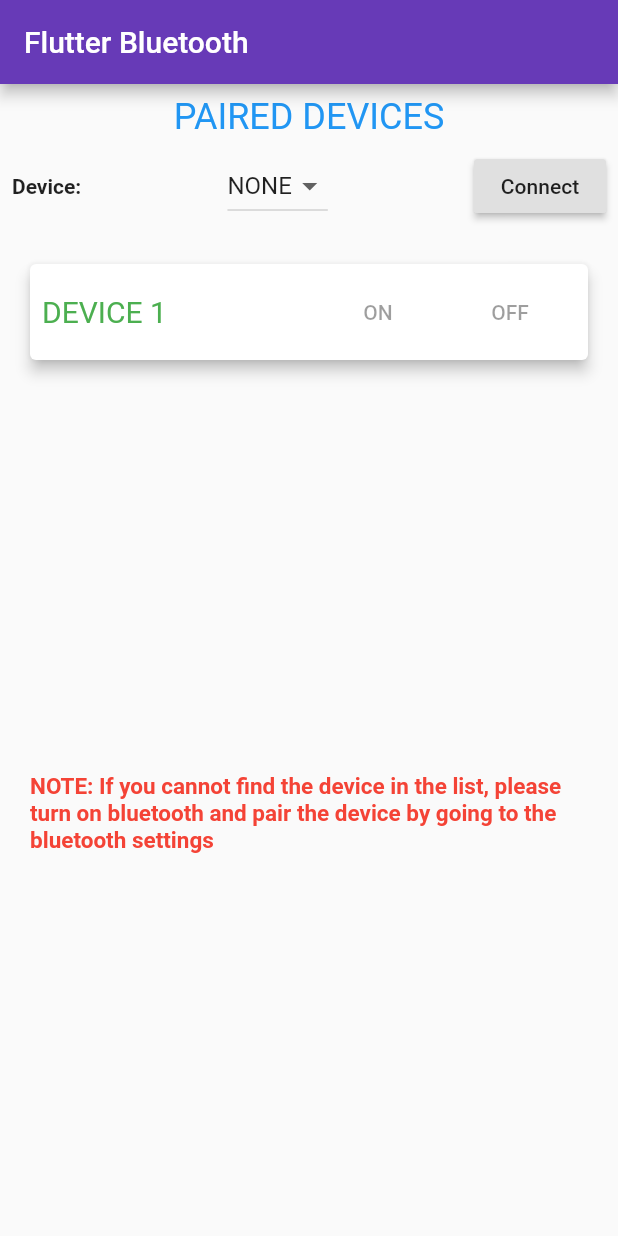
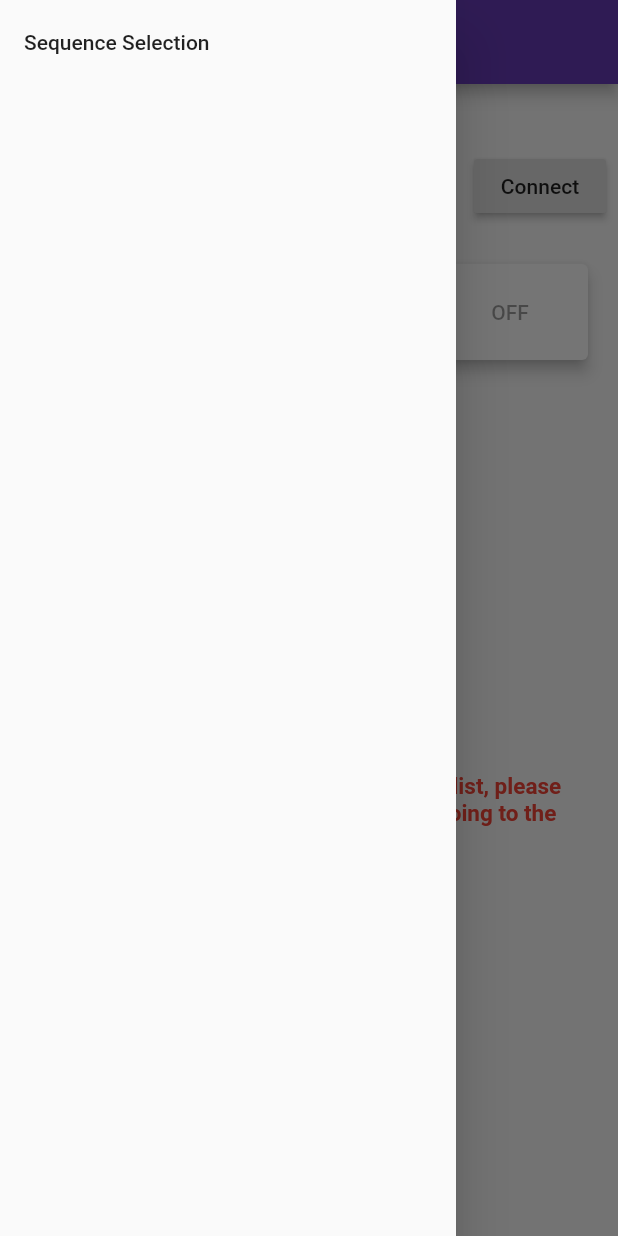
Before and after one commit to coopyey/massage-boot-app, a Flutter app: the screen it shows after launch, with the side drawer open (before the commit the screen has no drawer), on a phone screen of 412 x 824 dp. Run offline on Flutter 3.47's test engine with Material 2 defaults, Android fonts, the phone set to English and light mode, and no system bars; our stand-ins replace flutter_bluetooth_serial.

Commit message:
created nav menu, created dummy sequence selection
sequence selection switches need to be made mutual exclusive, will investigate this at a later date

```diff
--- a/lib/main.dart
+++ b/lib/main.dart
@@ -2,6 +2,7 @@ import 'dart:async';
 import 'package:flutter/services.dart';
 import 'package:flutter/material.dart';
 import 'package:flutter_bluetooth_serial/flutter_bluetooth_serial.dart';
+import './sequence.dart';
 
 void main() => runApp(MyApp());
 
@@ -86,8 +87,24 @@ class _BluetoothAppState extends State<BluetoothApp> {
       home: Scaffold(
         key: _scaffoldKey,
         appBar: AppBar(
-          title: Text("Flutter Bluetooth"),
+          title: Text("Massage Boot Control"), //app title
           backgroundColor: Colors.deepPurple,
+        ),
+        //Menu for navigating pages
+        drawer: new Drawer(
+          child: ListView(
+            children: <Widget>[
+              //Sequence Selection
+              new ListTile (
+                title: new Text ('Sequence Selection'),
+                onTap: () {
+                  Navigator.push(context, new MaterialPageRoute(
+                    builder: (BuildContext context) => new SequenceSelection())
+                  );
+                },
+              ),
+            ],
+          ),
         ),
         body: Container(
           child: Column(
```
Also changed, not shown: lib/sequence.dart (added, +61 -0 lines).
